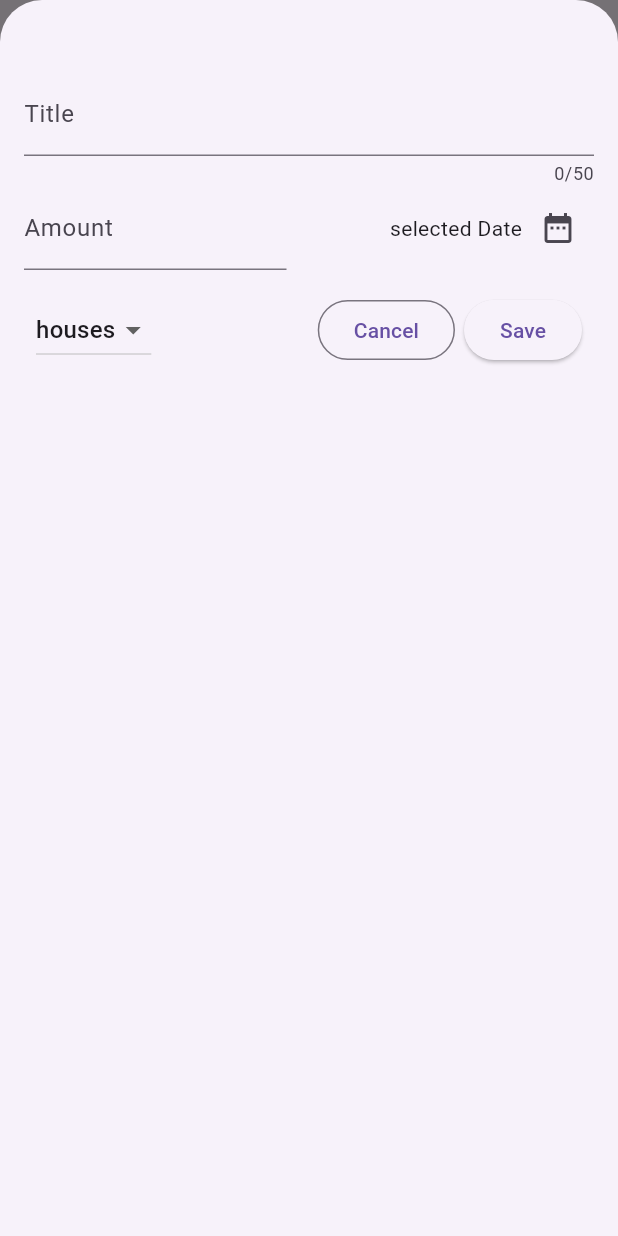
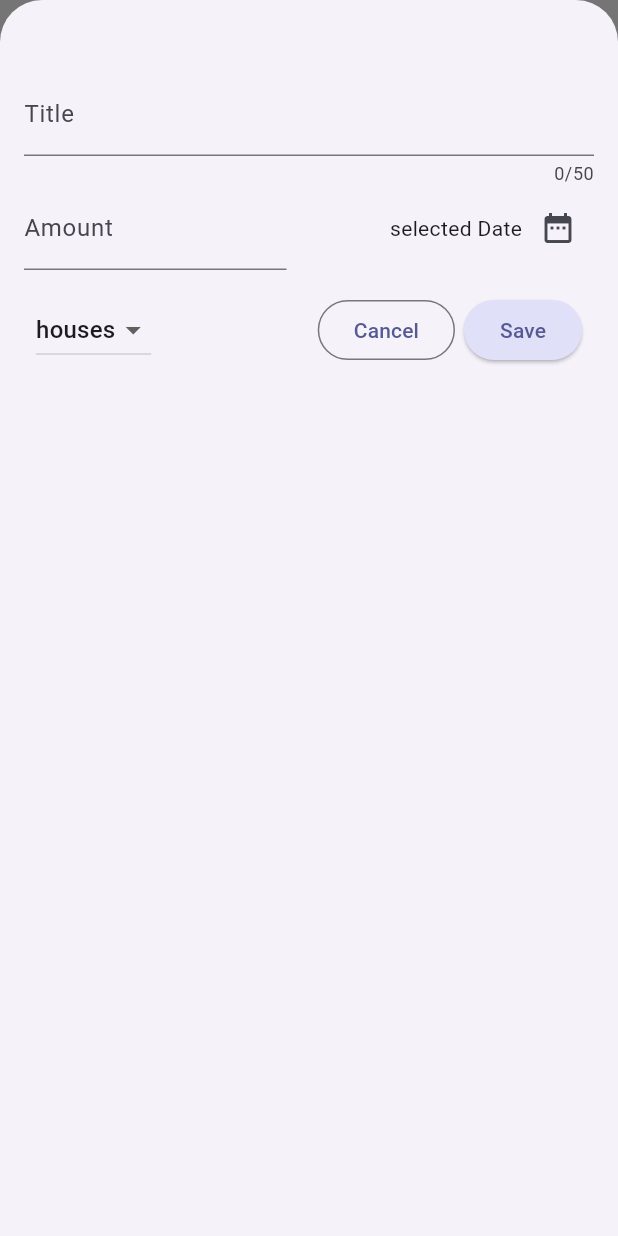
Before and after one commit to Hasan-droid/expenses_tracker, a Flutter app: the screen it shows after launch, after a tap on the "add" icon, on a phone screen of 412 x 824 dp. Run offline on Flutter 3.47's test engine with Material 3 defaults, Android fonts, the phone set to English and light mode, and no system bars.

Commit message:
124 to 127 theming

```diff
--- a/lib/main.dart
+++ b/lib/main.dart
@@ -2,6 +2,26 @@ import 'package:flutter/material.dart';
 
 import 'package:expenses_tracker/screen/expenses.dart';
 
+var kColorScheme = ColorScheme.fromSeed(
+  seedColor: Color.fromARGB(255, 34, 43, 204),
+);
 void main() {
-  runApp(const MaterialApp(home: Expenses()));
+  runApp(
+    MaterialApp(
+      theme: ThemeData().copyWith(
+        colorScheme: kColorScheme,
+        appBarTheme: AppBarTheme().copyWith(
+          backgroundColor: kColorScheme.onPrimary,
+          foregroundColor: kColorScheme.primary,
+        ),
+        cardTheme: CardTheme().copyWith(color: kColorScheme.secondaryContainer),
+        elevatedButtonTheme: ElevatedButtonThemeData(
+          style: ElevatedButton.styleFrom(
+            backgroundColor: kColorScheme.secondaryContainer,
+          ),
+        ),
+      ),
+      home: Expenses(),
+    ),
+  );
 }
```
